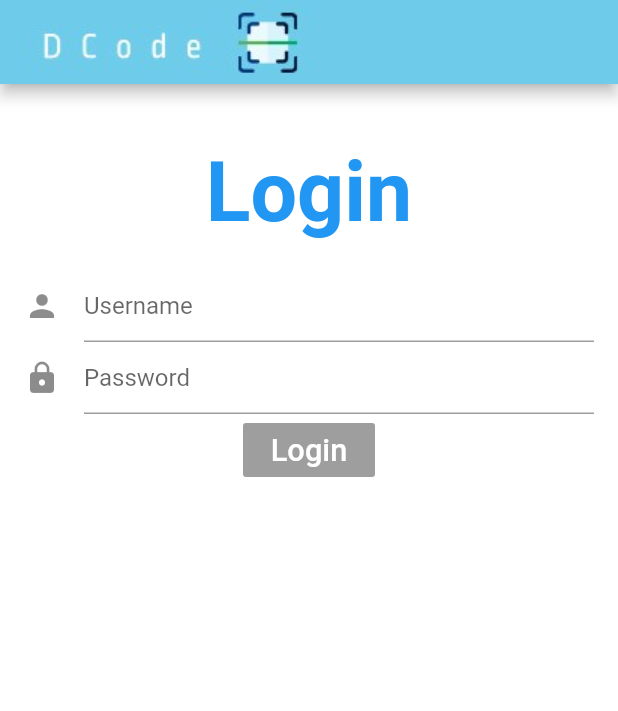
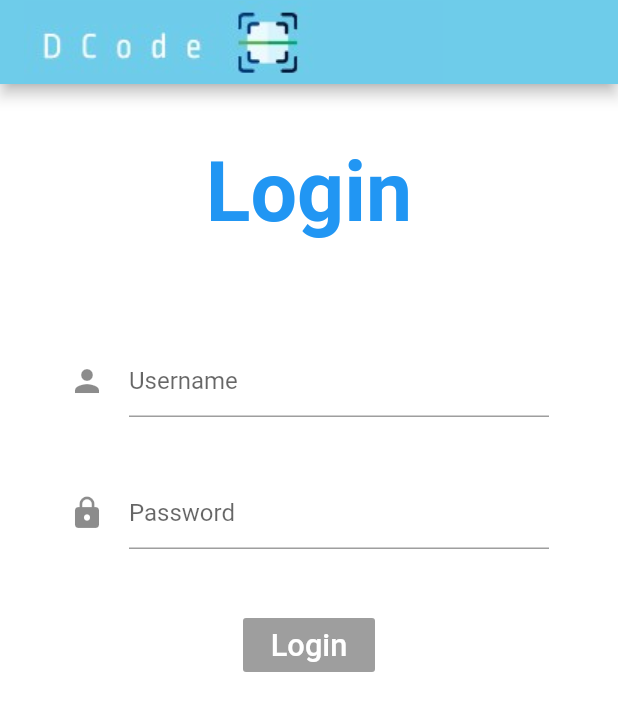
Before and after one commit to KhaledLoay99/qr_code_flutter_project, a Flutter app: the screen it shows after launch, on a phone screen of 412 x 824 dp. Shown: the top 711 px of the screen. Run offline on Flutter 3.47's test engine with Material 2 defaults, Android fonts, the phone set to English and light mode, and no system bars.

Commit message:
update login

```diff
--- a/qr_code_app/lib/ui/login.dart
+++ b/qr_code_app/lib/ui/login.dart
@@ -31,11 +31,12 @@ class LoginState extends State<Login> {
 
             new Padding(padding: new EdgeInsets.all(20.0)),
             new Text("Login", style: TextStyle(fontWeight: FontWeight.bold,fontSize: 55,color: Colors.blue),),
-            new Padding(padding: new EdgeInsets.all(10.0)),
+            new Padding(padding: new EdgeInsets.all(20.0)),
             new Container(
-              height: 180,
+              height: 500,
               width: 380,
               child: SingleChildScrollView(
+                padding: EdgeInsets.all(30.0),
                 child: new Column(
                   children: <Widget>[
                     new Center(
@@ -46,14 +47,14 @@ class LoginState extends State<Login> {
                           hintText: 'Username', icon: new Icon(Icons.person)),
                     ),
 
-                    //new Padding(padding: new EdgeInsets.all(10.0)),
+                    new Padding(padding: new EdgeInsets.all(20.0)),
 
                     new TextField(
                       decoration: new InputDecoration(
                           hintText: 'Password', icon: new Icon(Icons.lock)),
                       obscureText: true,
                     ),
-
+                    new Padding(padding: new EdgeInsets.all(20.0)),
                     new Center(
                         child: new RaisedButton(
                           child: new Text(
```
